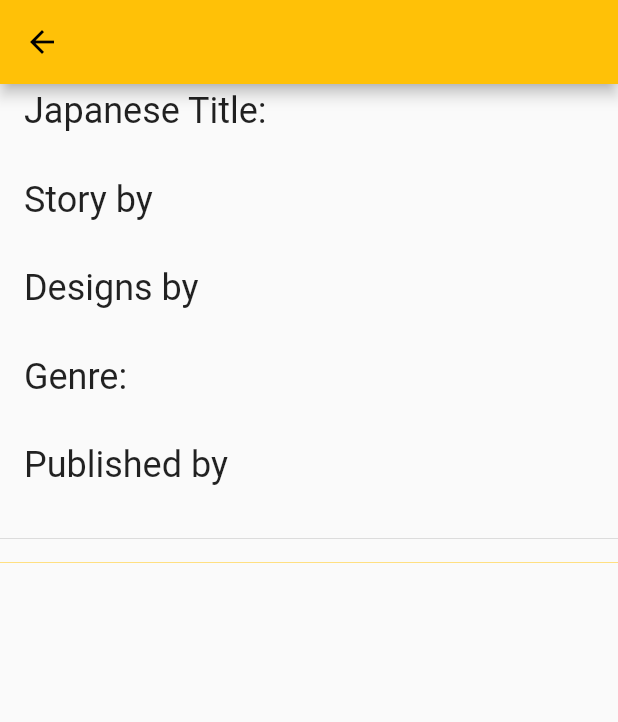
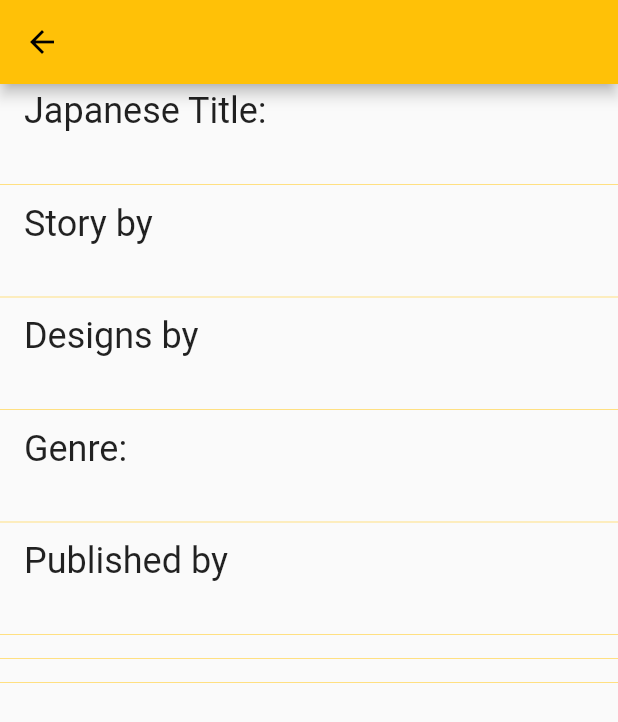
Before and after one commit to Kr1bas/mmdb_app, a Flutter app: the MangaPage screen opened directly with empty values, on a phone screen of 412 x 824 dp. Shown: the top 722 px of the screen. Run offline on Flutter 3.47's test engine with Material 2 defaults, Android fonts, the phone set to English and light mode, and no system bars; our stand-ins replace shared_preferences; accounts and stored records are empty; network calls fail.

```diff
--- a/lib/main.dart
+++ b/lib/main.dart
@@ -3,6 +3,7 @@ import 'package:flutter/material.dart';
 import 'package:mmdb_app/manga.dart';
 import 'package:mmdb_app/network.dart';
 import 'package:shared_preferences/shared_preferences.dart';
+import 'dart:collection';
 
 void main() {
   runApp(const MyApp());
@@ -78,7 +79,7 @@ class DisplayPage extends StatefulWidget {
 }
 
 class _DisplayPageState extends State<DisplayPage> {
-  final _widgets = <Widget>[];
+  final _widgets = <MangaListItem>[];
 
   @override
   void initState() {
@@ -94,6 +95,8 @@ class _DisplayPageState extends State<DisplayPage> {
 
   @override
   Widget build(BuildContext context) {
+    _widgets.sort(
+        ((MangaListItem a, MangaListItem b) => a.manga.compareTo(b.manga)));
     return SingleChildScrollView(
       child: Column(
         children: _widgets,
@@ -235,6 +238,9 @@ class _MangaPageState extends State<MangaPage> {
                   ],
                 ),
               ),
+              Divider(
+                color: Theme.of(context).backgroundColor,
+              ),
               ListTile(
                 //story
                 title: Column(
@@ -250,6 +256,9 @@ class _MangaPageState extends State<MangaPage> {
                     )
                   ],
                 ),
+              ),
+              Divider(
+                color: Theme.of(context).backgroundColor,
               ),
               ListTile(
                 //designs
@@ -267,6 +276,9 @@ class _MangaPageState extends State<MangaPage> {
                   ],
                 ),
               ),
+              Divider(
+                color: Theme.of(context).backgroundColor,
+              ),
               ListTile(
                 //genres
                 title: Column(
@@ -283,6 +295,9 @@ class _MangaPageState extends State<MangaPage> {
                   ],
                 ),
               ),
+              Divider(
+                color: Theme.of(context).backgroundColor,
+              ),
               ListTile(
                 // Editor
                 title: Column(
@@ -298,6 +313,9 @@ class _MangaPageState extends State<MangaPage> {
                     )
                   ],
                 ),
+              ),
+              Divider(
+                color: Theme.of(context).backgroundColor,
               ),
               widget.manga.getNormalVolumeCovers().isNotEmpty
                   ? Column(
@@ -325,7 +343,7 @@ class _MangaPageState extends State<MangaPage> {
                                 .map((e) => Manga.volumeImageWrapper(
                                       context: context,
                                       image: e.value,
-                                      volNumber: e.key + 1,
+                                      volNumber: widget.manga.volumes[e.key],
                                       action: widget.manga.addVolumeToLibrary,
                                       actionTitle: 'Add to Library',
                                     ))
@@ -334,7 +352,9 @@ class _MangaPageState extends State<MangaPage> {
                         ),
                       ],
                     )
-                  : const Divider(),
+                  : Divider(
+                      color: Theme.of(context).backgroundColor,
+                    ),
               widget.manga.getVariantVolumeCovers().isNotEmpty
                   ? Column(
                       // Variants
@@ -360,7 +380,7 @@ class _MangaPageState extends State<MangaPage> {
                                 .map((e) => Manga.volumeImageWrapper(
                                       context: context,
                                       image: e.value,
-                                      volNumber: e.key + 1,
+                                      volNumber: widget.manga.variants[e.key],
                                       action: widget.manga.addVolumeToLibrary,
                                       actionTitle: 'Add to Library',
                                       isVariant: true,
@@ -569,7 +589,7 @@ class LibraryPage extends StatefulWidget {
 class _LibraryPageState extends State<LibraryPage> {
   late final SharedPreferences _db;
   late final List<String> _mangaList;
-  final Map<Manga, List<int>> _volumes = <Manga, List<int>>{};
+  late final SplayTreeMap<Manga, List<int>> _volumes = SplayTreeMap();
 
   @override
   void initState() {
@@ -585,15 +605,18 @@ class _LibraryPageState extends State<LibraryPage> {
     final Map<Manga, List<int>> volumes = <Manga, List<int>>{};
     //First get the list of saved manga:
     _mangaList = _db.getStringList('savedMangasUUID') ?? [];
+    _mangaList.sort();
+
     //then iterate for each manga and retrieve saved volumes
     for (var mangaUUID in _mangaList) {
       final vols =
           _db.getStringList(mangaUUID)?.map((e) => int.parse(e)).toList() ?? [];
-      vols.sort();
+      vols.sort(((a, b) => a.abs().compareTo(b.abs())));
       final manga = await Manga.getMangaByUUID(uuid: mangaUUID);
       volumes.addEntries({manga: vols}.entries);
     }
-
+    SplayTreeMap.from(
+        volumes, ((Manga key1, Manga key2) => key1.compareTo(key2)));
     return volumes;
   }
 
@@ -648,7 +671,8 @@ class _LibraryPageState extends State<LibraryPage> {
                           volumeNumber: vol.abs(), isVariant: (vol < 0)),
                       volNumber: vol.abs(),
                       actionTitle: "Remove from library",
-                      action: manga.removeVolumeFromLibrary))
+                      action: manga.removeVolumeFromLibrary,
+                      isVariant: vol < 0))
                   .toList()),
         ),
       ]));
@@ -666,6 +690,7 @@ class _LibraryPageState extends State<LibraryPage> {
 
   @override
   Widget build(BuildContext context) {
+    //TODO transform into a future builder
     return SafeArea(
       child: SingleChildScrollView(
         child: Column(
--- a/lib/manga.dart
+++ b/lib/manga.dart
@@ -6,7 +6,7 @@ import 'package:mmdb_app/network.dart';
 import 'package:shared_preferences/shared_preferences.dart';
 
 // TODO add comparator
-class Manga {
+class Manga implements Comparable<Manga> {
   const Manga(
       {required this.uuid,
       required this.title,
@@ -64,10 +64,17 @@ class Manga {
         "img-name":$imgName}''';
   }
 
+  @override
+  int compareTo(Manga other) {
+    return this.title.compareTo(other.title);
+  }
+
   void removeVolumeFromLibrary(
       BuildContext context, int volumeNumber, bool isVariant) {
     SharedPreferences.getInstance().then((db) {
       var volNumber = isVariant ? "-$volumeNumber" : "$volumeNumber";
+      print(
+          "removeVolumeFromLibrary(context,$volumeNumber,$isVariant): volNumber = $volNumber");
       final savedMangaList = db.getStringList('savedMangasUUID') ?? [];
       final savedVolumesList = db.getStringList(uuid) ?? [];
 
@@ -93,6 +100,8 @@ class Manga {
       BuildContext context, int volumeNumber, bool isVariant) {
     SharedPreferences.getInstance().then((db) {
       var volNumber = isVariant ? "-$volumeNumber" : "$volumeNumber";
+      print(
+          "addVolumeToLibrary(context,$volumeNumber,$isVariant): volNumber = $volNumber");
       final savedMangaList = db.getStringList('savedMangasUUID') ?? [];
       //first check if manga is already stored
       if (savedMangaList.contains(uuid)) {
@@ -199,6 +208,7 @@ class Manga {
           );
         })) {
       case 'action':
+        print("calling: action(context,$volNumber,$isVariant)");
         action(context, volNumber, isVariant);
         break;
       case null:
@@ -221,7 +231,7 @@ class Manga {
           volNumber: volNumber,
           action: action,
           actionTitle: actionTitle,
-          isVariant: true)),
+          isVariant: isVariant)),
       child: Container(
         decoration: BoxDecoration(
           boxShadow: [
--- a/pubspec.yaml
+++ b/pubspec.yaml
@@ -1,5 +1,5 @@
 name: mmdb_app
-description: A new Flutter project.
+description: MyMangaDataBase.
 
 # The following line prevents the package from being accidentally published to
 # pub.dev using `flutter pub publish`. This is preferred for private packages.
```
